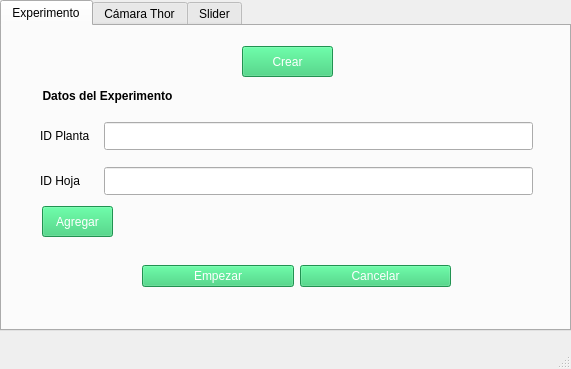
First picture: the form in interfaz.ui, repository rodrigoCastroReyes/HiperSpectralSystemUI, before the edit.
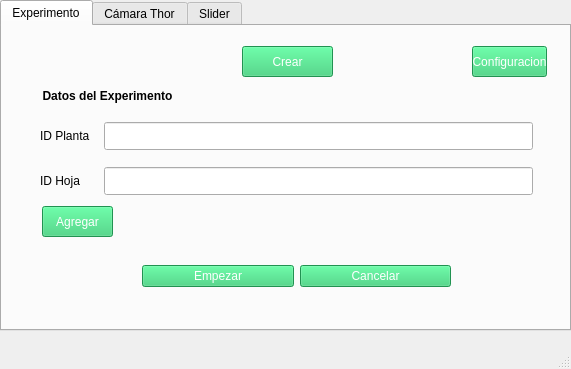
Second picture: the form after the edit. The open tabs and pages were chosen to show the change.

Commit message: agregando ventana para las configuraciones

Patch:
```diff
--- a/interfaz.ui
+++ b/interfaz.ui
@@ -144,7 +144,7 @@
        </item>
       </layout>
      </widget>
-     <widget class="QWidget" name="">
+     <widget class="QWidget" name="layoutWidget">
       <property name="geometry">
        <rect>
         <x>140</x>
@@ -195,13 +195,23 @@
        <string>Agregar</string>
       </property>
      </widget>
-     <zorder>createSessionButton</zorder>
-     <zorder>label_7</zorder>
-     <zorder>label_7</zorder>
-     <zorder>gridLayoutWidget</zorder>
-     <zorder></zorder>
-     <zorder>addFieldButton</zorder>
-     <zorder>lineEditPlanta</zorder>
+     <widget class="QPushButton" name="configButton">
+      <property name="geometry">
+       <rect>
+        <x>470</x>
+        <y>20</y>
+        <width>75</width>
+        <height>31</height>
+       </rect>
+      </property>
+      <property name="styleSheet">
+       <string notr="true">background-color: #2ecc71; 
+color:white;</string>
+      </property>
+      <property name="text">
+       <string>Configuracion</string>
+      </property>
+     </widget>
     </widget>
     <widget class="QWidget" name="CameraTab">
      <attribute name="title">
```
Left out of the diff: 4 changed lines with no effect on the pictures. The commit also changes 3 other files.
